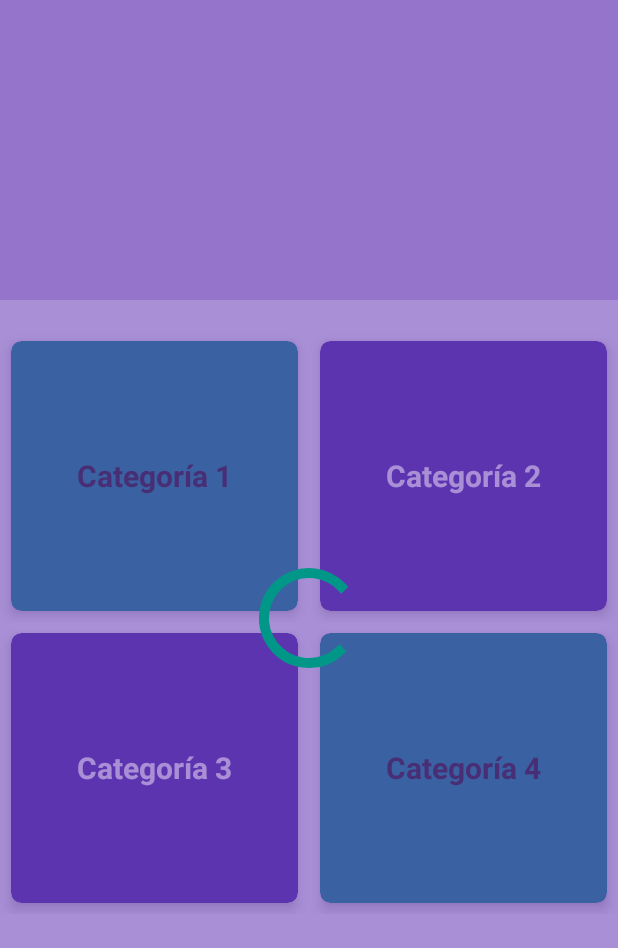
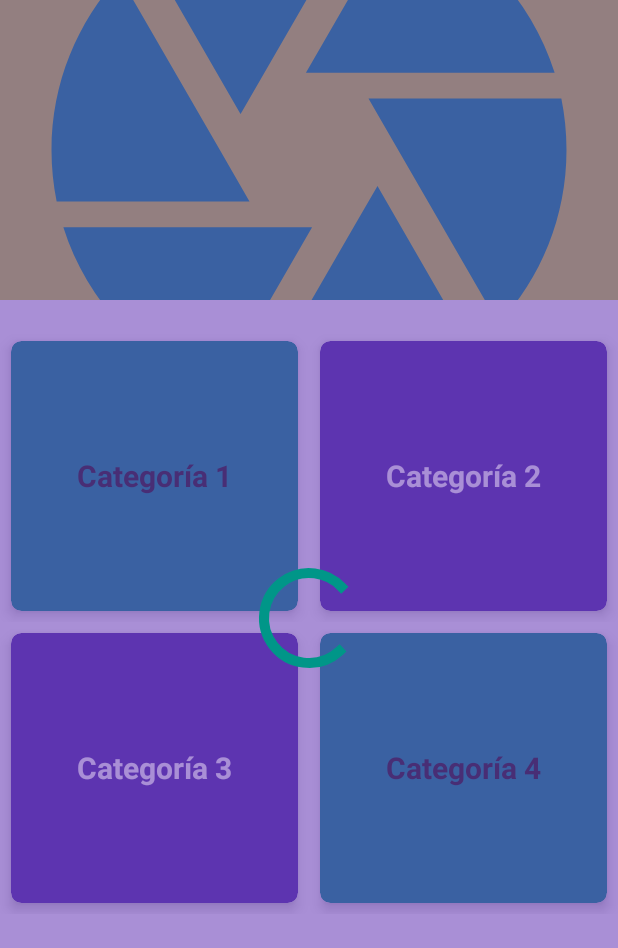
Before and after one commit to Robencho/MovStore, an Android app: the screen it shows after launch (MainActivity), on a phone screen of 412 x 824 dp. Shown: the top 948 px of the screen. Run offline under Robolectric (Android 15) with nearby library versions, the phone set to English and light mode, and no system bars; our stand-ins replace Dagger/Hilt's generated code, Picasso, data binding; pictures from the network do not load; 1 statement that could not run was skipped.

Commit message:
Add Slider in home module.

```diff
--- a/app/src/main/java/com/rubio/movstore/ui/home/HomeFragment.kt
+++ b/app/src/main/java/com/rubio/movstore/ui/home/HomeFragment.kt
@@ -11,11 +11,15 @@ import androidx.navigation.fragment.findNavController
 import com.rubio.movstore.R
 import com.rubio.movstore.databinding.FragmentHomeBinding
 import com.rubio.movstore.ui.home.viewmodel.HomeViewModel
+import com.rubio.movstore.ui.movcatalogue.adapter.SlidersAdapter
+import com.rubio.movstore.ui.movcatalogue.sliders.SliderOneFragment
+import com.rubio.movstore.ui.movcatalogue.sliders.SliderThreeFragment
+import com.rubio.movstore.ui.movcatalogue.sliders.SliderTwoFragment
 
 class HomeFragment : Fragment() {
 
     private val homeViewModel: HomeViewModel by activityViewModels()
-    lateinit var binding: FragmentHomeBinding
+    private lateinit var binding: FragmentHomeBinding
 
     override fun onCreate(savedInstanceState: Bundle?) {
         super.onCreate(savedInstanceState)
@@ -38,6 +42,9 @@ class HomeFragment : Fragment() {
         super.onViewCreated(view, savedInstanceState)
         setupListeners()
         observeLiveData()
+        setupSliders()
+
+        homeViewModel.showSliders()
     }
 
     private fun setupListeners() {
@@ -51,5 +58,14 @@ class HomeFragment : Fragment() {
 
     }
 
+    private fun setupSliders() {
+        val sliders: ArrayList<Fragment> = arrayListOf(
+            SliderOneFragment(),
+            SliderTwoFragment(),
+            SliderThreeFragment()
+        )
+        val adapter = SlidersAdapter(sliders, this)
+        binding.vpImages.adapter = adapter
+    }
 
 }
--- a/app/src/main/java/com/rubio/movstore/ui/home/viewmodel/HomeViewModel.kt
+++ b/app/src/main/java/com/rubio/movstore/ui/home/viewmodel/HomeViewModel.kt
@@ -3,12 +3,17 @@ package com.rubio.movstore.ui.home.viewmodel
 import android.os.CountDownTimer
 import androidx.lifecycle.MutableLiveData
 import androidx.lifecycle.ViewModel
+import com.rubio.movstore.domain.usecases.GetCatalogue
+import com.rubio.movstore.ui.movcatalogue.model.SliderModel
+import com.rubio.movstore.utils.MovStoreConstants
 import dagger.hilt.android.lifecycle.HiltViewModel
 import javax.inject.Inject
 
 @HiltViewModel
-class HomeViewModel @Inject constructor() : ViewModel() {
+class HomeViewModel @Inject constructor(private val getMovieImages: GetCatalogue) : ViewModel() {
     var showLoading = MutableLiveData<Boolean>(false)
+
+    var sliders = MutableLiveData<SliderModel>()
 
     fun timerLoading() {
         val timer = object : CountDownTimer(5000, 1000) {
@@ -20,4 +25,14 @@ class HomeViewModel @Inject constructor() : ViewModel() {
         }
         timer.start()
     }
+
+    fun showSliders() {
+        getMovieImages.getListCatalogue(MovStoreConstants.VALUE_MOVIE_POPULAR, response = {
+            sliders.value = SliderModel(
+                it?.get(0)?.backdropPath,
+                it?.get(1)?.backdropPath,
+                it?.get(2)?.backdropPath
+            )
+        })
+    }
 }
--- /dev/null
+++ b/app/src/main/java/com/rubio/movstore/ui/movcatalogue/adapter/SlidersAdapter.kt
@@ -0,0 +1,19 @@
+package com.rubio.movstore.ui.movcatalogue.adapter
+
+import androidx.fragment.app.Fragment
+import androidx.viewpager2.adapter.FragmentStateAdapter
+import com.rubio.movstore.ui.home.HomeFragment
+
+class SlidersAdapter(
+    private val items: ArrayList<Fragment>,
+    activity: HomeFragment
+) : FragmentStateAdapter(activity) {
+    override fun getItemCount(): Int {
+        return items.size
+    }
+
+    override fun createFragment(position: Int): Fragment {
+        return items[position]
+    }
+
+}
--- /dev/null
+++ b/app/src/main/java/com/rubio/movstore/ui/movcatalogue/model/SliderModel.kt
@@ -0,0 +1,3 @@
+package com.rubio.movstore.ui.movcatalogue.model
+
+data class SliderModel(val image1:String? = "", val image2:String? = "", val image3:String? = "")
--- /dev/null
+++ b/app/src/main/java/com/rubio/movstore/ui/movcatalogue/sliders/SliderOneFragment.kt
@@ -0,0 +1,33 @@
+package com.rubio.movstore.ui.movcatalogue.sliders
+
+import android.os.Bundle
+import androidx.fragment.app.Fragment
+import android.view.LayoutInflater
+import android.view.View
+import android.view.ViewGroup
+import androidx.databinding.DataBindingUtil
+import androidx.fragment.app.activityViewModels
+import com.rubio.movstore.R
+import com.rubio.movstore.databinding.FragmentSliderOneBinding
+import com.rubio.movstore.ui.home.viewmodel.HomeViewModel
+
+class SliderOneFragment : Fragment() {
+
+    private val homeViewModel: HomeViewModel by activityViewModels()
+    private lateinit var binding:FragmentSliderOneBinding
+    override fun onCreate(savedInstanceState: Bundle?) {
+        super.onCreate(savedInstanceState)
+
+    }
+
+    override fun onCreateView(
+        inflater: LayoutInflater, container: ViewGroup?,
+        savedInstanceState: Bundle?
+    ): View? {
+        // Inflate the layout for this fragment
+        binding = DataBindingUtil.inflate(inflater,R.layout.fragment_slider_one, container, false)
+        binding.lifecycleOwner = this
+        binding.sliderModel = homeViewModel
+        return binding.root
+    }
+}
--- /dev/null
+++ b/app/src/main/java/com/rubio/movstore/ui/movcatalogue/sliders/SliderTwoFragment.kt
@@ -0,0 +1,33 @@
+package com.rubio.movstore.ui.movcatalogue.sliders
+
+import android.os.Bundle
+import androidx.fragment.app.Fragment
+import android.view.LayoutInflater
+import android.view.View
+import android.view.ViewGroup
+import androidx.databinding.DataBindingUtil
+import androidx.fragment.app.activityViewModels
+import com.rubio.movstore.R
+import com.rubio.movstore.databinding.FragmentSliderOneBinding
+import com.rubio.movstore.databinding.FragmentSliderTwoBinding
+import com.rubio.movstore.ui.home.viewmodel.HomeViewModel
+
+class SliderTwoFragment : Fragment() {
+    private val homeViewModel: HomeViewModel by activityViewModels()
+    private lateinit var binding: FragmentSliderTwoBinding
+    override fun onCreate(savedInstanceState: Bundle?) {
+        super.onCreate(savedInstanceState)
+
+    }
+
+    override fun onCreateView(
+        inflater: LayoutInflater, container: ViewGroup?,
+        savedInstanceState: Bundle?
+    ): View? {
+        // Inflate the layout for this fragment
+        binding = DataBindingUtil.inflate(inflater, R.layout.fragment_slider_two, container, false)
+        binding.sliderModel = homeViewModel
+        return binding.root
+    }
+
+}
--- a/app/src/main/java/com/rubio/movstore/utils/BindingAdapter.kt
+++ b/app/src/main/java/com/rubio/movstore/utils/BindingAdapter.kt
@@ -2,10 +2,12 @@ package com.rubio.movstore.utils
 
 import android.widget.ImageView
 import androidx.databinding.BindingAdapter
+import com.rubio.movstore.R
 import com.squareup.picasso.Picasso
 
 @BindingAdapter("showImgUrl")
 fun loadImgPicasso(view:ImageView, url:String?){
     Picasso.get().load(MovStoreConstants.URL_IMAGES.plus(url))
+        .placeholder(R.drawable.ic_splash)
         .into(view)
 }
--- a/app/src/main/res/layout/fragment_home.xml
+++ b/app/src/main/res/layout/fragment_home.xml
@@ -21,6 +21,10 @@
             app:layout_constraintTop_toTopOf="parent"
             app:layout_constraintStart_toStartOf="parent"
             app:layout_constraintEnd_toEndOf="parent">
+            <androidx.viewpager2.widget.ViewPager2
+                android:id="@+id/vpImages"
+                android:layout_width="match_parent"
+                android:layout_height="match_parent"/>
 
         </LinearLayout>
 
--- /dev/null
+++ b/app/src/main/res/layout/fragment_slider_one.xml
@@ -0,0 +1,38 @@
+<?xml version="1.0" encoding="utf-8"?>
+<layout xmlns:android="http://schemas.android.com/apk/res/android"
+    xmlns:app="http://schemas.android.com/apk/res-auto"
+    xmlns:tools="http://schemas.android.com/tools">
+
+    <data>
+
+        <variable
+            name="sliderModel"
+            type="com.rubio.movstore.ui.home.viewmodel.HomeViewModel" />
+    </data>
+
+    <androidx.constraintlayout.widget.ConstraintLayout
+        android:layout_width="match_parent"
+        android:layout_height="match_parent"
+        android:background="#CDDC39"
+        tools:context=".ui.movcatalogue.sliders.SliderOneFragment">
+
+        <ImageView
+            android:id="@+id/SliderImg1"
+            showImgUrl="@{sliderModel.sliders.image1.toString()}"
+            android:layout_width="match_parent"
+            android:layout_height="match_parent"
+            android:scaleType="centerCrop"
+            app:layout_constraintEnd_toEndOf="parent"
+            app:layout_constraintStart_toStartOf="parent"
+            app:layout_constraintTop_toTopOf="parent" />
+
+        <TextView
+            android:layout_width="match_parent"
+            android:layout_height="wrap_content"
+            android:text="Slider 1"
+            app:layout_constraintEnd_toEndOf="parent"
+            app:layout_constraintStart_toStartOf="parent"
+            app:layout_constraintTop_toBottomOf="@+id/SliderImg1" />
+
+    </androidx.constraintlayout.widget.ConstraintLayout>
+</layout>
```
Also changed, not shown: app/src/main/java/com/rubio/movstore/ui/movcatalogue/sliders/SliderThreeFragment.kt (added, +35 -0 lines), app/src/main/res/layout/fragment_slider_three.xml (added, +39 -0 lines), app/src/main/res/layout/fragment_slider_two.xml (added, +38 -0 lines), app/src/main/res/layout/item_mov_store.xml (+22 -15 lines).
